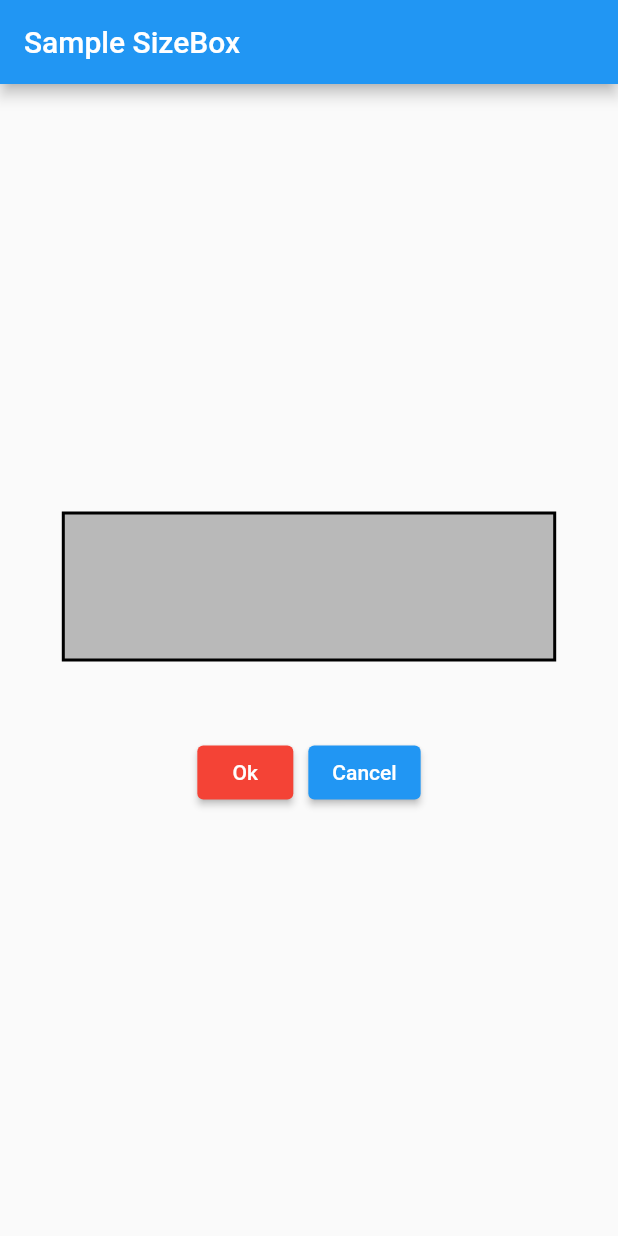
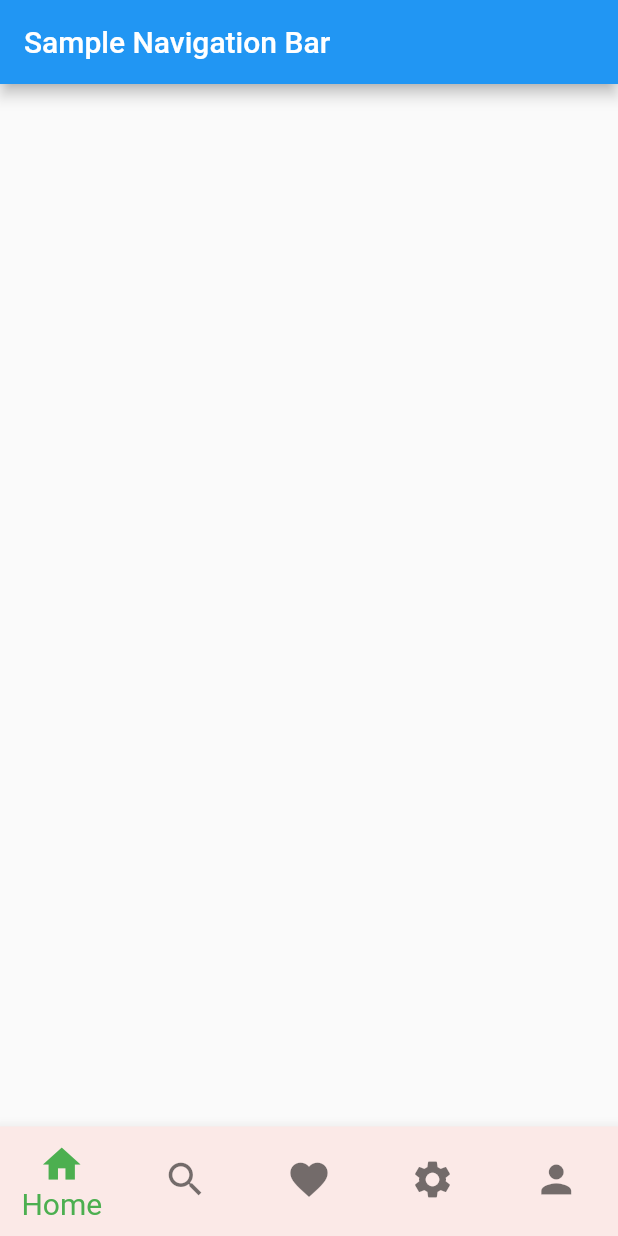
Before and after one commit to firyafaturahman/learn_flutter_widget, a Flutter app: the screen it shows after launch, on a phone screen of 412 x 824 dp. Run offline on Flutter 3.47's test engine with Material 2 defaults, Android fonts, the phone set to English and light mode, and no system bars.

Commit message:
sample bottom navigation bar

```diff
--- a/lib/main.dart
+++ b/lib/main.dart
@@ -1,10 +1,12 @@
 import 'package:flutter/material.dart';
+import 'package:widget_ui/widgets/sample_flexible_expanded.dart';
+import 'package:widget_ui/widgets/sample_navbar.dart';
 // import 'package:widget_ui/widgets/sample_card.dart';
 // import 'package:widget_ui/widgets/sample_column_row.dart';
 // import 'package:widget_ui/widgets/sample_container.dart';
 // import 'package:widget_ui/widgets/sample_gridview.dart';
 // import 'package:widget_ui/widgets/sample_listview_listtile.dart';
-import 'package:widget_ui/widgets/sample_sizebox.dart';
+// import 'package:widget_ui/widgets/sample_sizebox.dart';
 // import 'package:widget_ui/widgets/sample_stack_positioned.dart';
 
 void main() {
@@ -24,7 +26,7 @@ class MyApp extends StatelessWidget {
 
         primarySwatch: Colors.blue,
       ),
-      home: const SampleSizeBox(),
+      home: const SampleNavbar(),
     );
   }
 }
--- /dev/null
+++ b/lib/widgets/sample_navbar.dart
@@ -0,0 +1,45 @@
+import 'package:flutter/material.dart';
+
+class SampleNavbar extends StatefulWidget {
+  const SampleNavbar({super.key});
+
+  @override
+  State<SampleNavbar> createState() => _SampleNavbarState();
+}
+
+class _SampleNavbarState extends State<SampleNavbar> {
+  int selectedIndex = 0;
+
+  void _onTap(int index) {
+    setState(() {
+      selectedIndex = index;
+    });
+  }
+
+  @override
+  Widget build(BuildContext context) {
+    return Scaffold(
+      appBar: AppBar(
+        title: const Text('Sample Navigation Bar'),
+      ),
+      bottomNavigationBar: BottomNavigationBar(
+        type: BottomNavigationBarType.fixed,
+        showUnselectedLabels: false,
+        iconSize: 30,
+        selectedItemColor: Colors.green,
+        selectedFontSize: 20,
+        backgroundColor: Colors.deepOrange[50],
+        currentIndex: selectedIndex,
+        onTap: _onTap,
+        items: const [
+          BottomNavigationBarItem(icon: Icon(Icons.home), label: 'Home'),
+          BottomNavigationBarItem(icon: Icon(Icons.search), label: 'Search'),
+          BottomNavigationBarItem(
+              icon: Icon(Icons.favorite), label: 'Favorite'),
+          BottomNavigationBarItem(icon: Icon(Icons.settings), label: 'Setting'),
+          BottomNavigationBarItem(icon: Icon(Icons.person), label: 'Profile'),
+        ],
+      ),
+    );
+  }
+}
```
Also changed, not shown: lib/widgets/sample_flexible_expanded.dart (added, +40 -0 lines).
